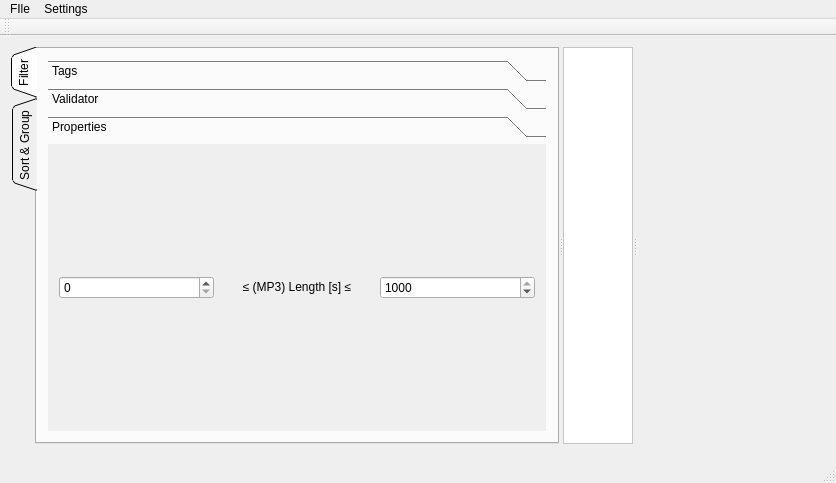
Above: mainwindow.ui from mhaehnel/UltraEdit before the change. Below: the same form after it.
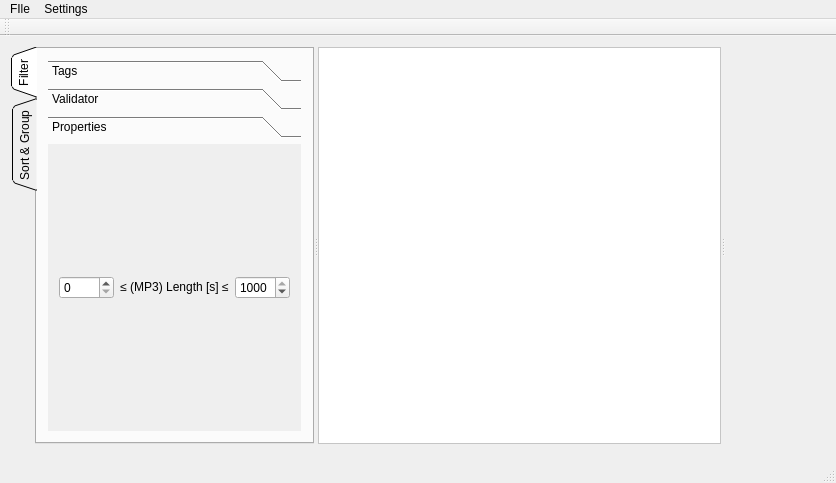
That is the form after the change. The open tabs and pages were chosen to show the change. Icons and pictures are not drawn. Custom widgets are drawn as their Qt base class.

Diff of the .ui file:
```diff
--- a/mainwindow.ui
+++ b/mainwindow.ui
@@ -33,6 +33,12 @@
        <number>4</number>
       </property>
       <widget class="QTabWidget" name="sortTab">
+       <property name="sizePolicy">
+        <sizepolicy hsizetype="MinimumExpanding" vsizetype="MinimumExpanding">
+         <horstretch>0</horstretch>
+         <verstretch>0</verstretch>
+        </sizepolicy>
+       </property>
        <property name="tabPosition">
         <enum>QTabWidget::West</enum>
        </property>
@@ -313,7 +319,7 @@
              <rect>
               <x>0</x>
               <y>0</y>
-              <width>526</width>
+              <width>294</width>
               <height>285</height>
              </rect>
             </property>
@@ -438,6 +444,12 @@
        </widget>
       </widget>
       <widget class="QScrollArea" name="songScroller">
+       <property name="sizePolicy">
+        <sizepolicy hsizetype="Minimum" vsizetype="Minimum">
+         <horstretch>1</horstretch>
+         <verstretch>0</verstretch>
+        </sizepolicy>
+       </property>
        <property name="styleSheet">
         <string notr="true">background-color: palette(light)</string>
        </property>
@@ -449,7 +461,7 @@
          <rect>
           <x>0</x>
           <y>0</y>
-          <width>68</width>
+          <width>368</width>
           <height>389</height>
          </rect>
         </property>
@@ -461,7 +473,14 @@
         </property>
        </widget>
       </widget>
-      <widget class="SongInfo" name="songDetails" native="true"/>
+      <widget class="SongInfo" name="songDetails" native="true">
+       <property name="sizePolicy">
+        <sizepolicy hsizetype="MinimumExpanding" vsizetype="MinimumExpanding">
+         <horstretch>0</horstretch>
+         <verstretch>0</verstretch>
+        </sizepolicy>
+       </property>
+      </widget>
      </widget>
     </item>
     <item>
```
